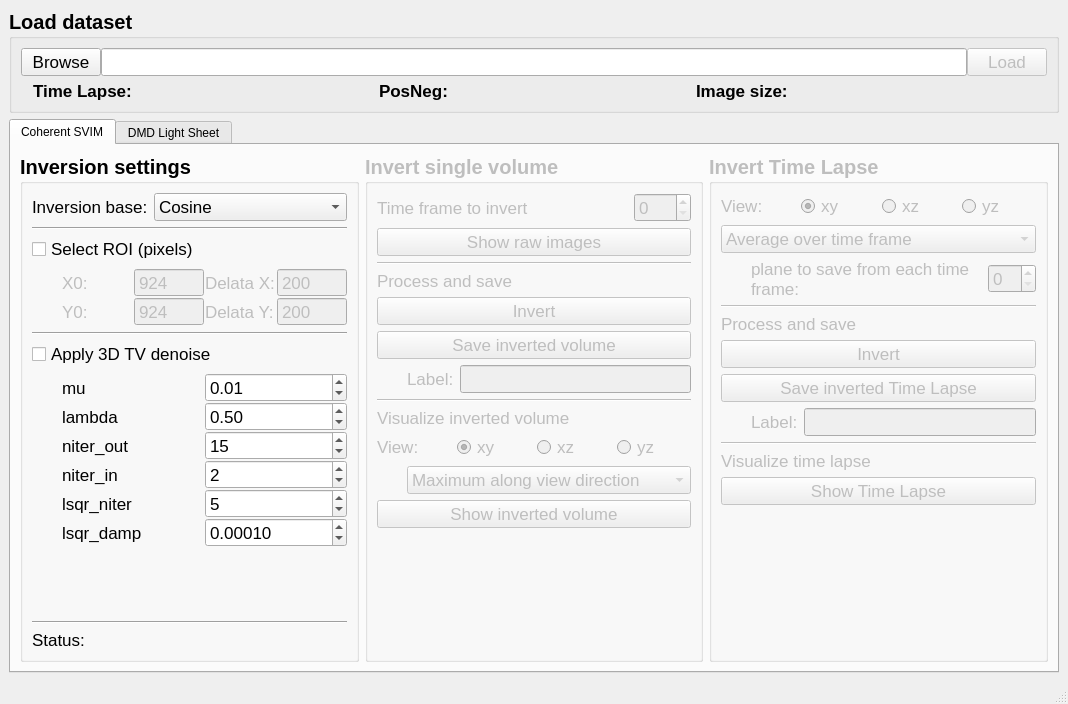
Qt form smSVIM_microscope_analyser/analyser_6090_tabs.ui (marccv/smSVIM) before a commit.
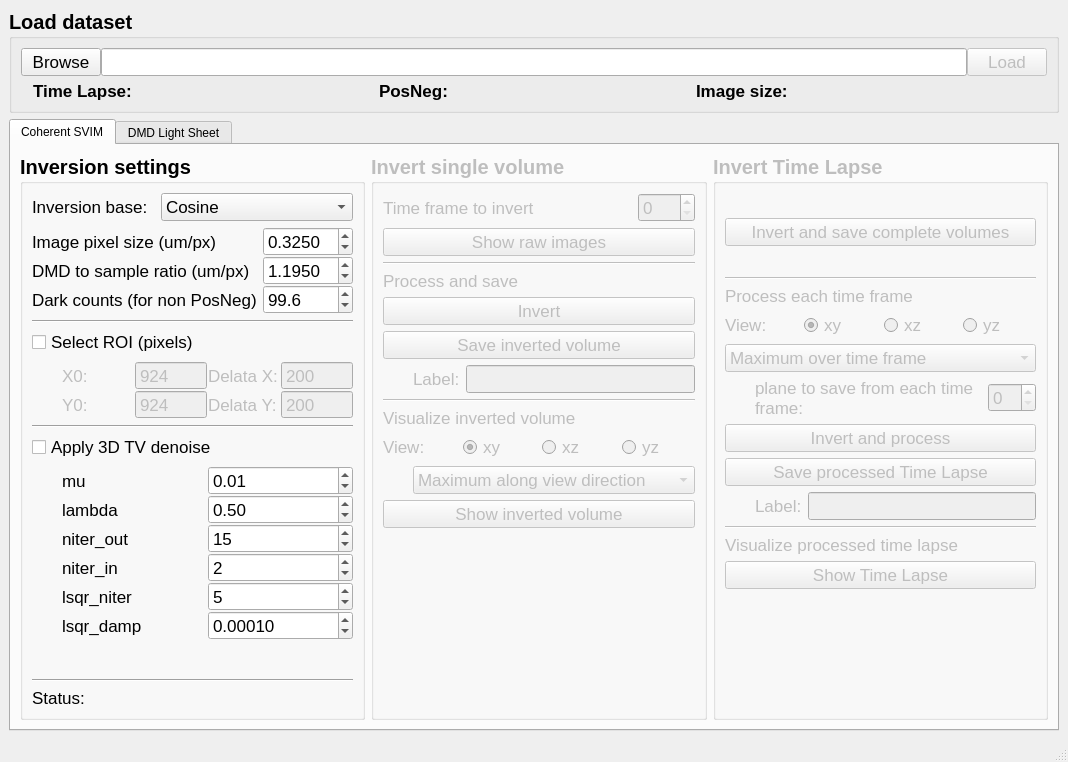
The same form after that commit.

What changed in the file:
```diff
--- a/smSVIM_microscope_analyser/analyser_6090_tabs.ui
+++ b/smSVIM_microscope_analyser/analyser_6090_tabs.ui
@@ -7,7 +7,7 @@
     <x>0</x>
     <y>0</y>
     <width>1068</width>
-    <height>704</height>
+    <height>762</height>
    </rect>
   </property>
   <property name="windowTitle">
@@ -222,7 +222,7 @@
              </property>
              <layout class="QVBoxLayout" name="verticalLayout_3">
               <item>
-               <layout class="QGridLayout" name="gridLayout_19" columnstretch="0,1">
+               <layout class="QGridLayout" name="gridLayout_19" columnstretch="0,0">
                 <item row="1" column="0">
                  <widget class="QLabel" name="label_22">
                   <property name="font">
@@ -264,6 +264,134 @@
                     <string>Hadamard</string>
                    </property>
                   </item>
+                  <item>
+                   <property name="text">
+                    <string>Walsh Hadamard</string>
+                   </property>
+                  </item>
+                  <item>
+                   <property name="text">
+                    <string>Scrambled Hadamard</string>
+                   </property>
+                  </item>
+                 </widget>
+                </item>
+               </layout>
+              </item>
+              <item>
+               <layout class="QGridLayout" name="gridLayout_6" columnstretch="3,1">
+                <property name="topMargin">
+                 <number>0</number>
+                </property>
+                <property name="verticalSpacing">
+                 <number>0</number>
+                </property>
+                <item row="0" column="0">
+                 <widget class="QLabel" name="label_pixel_size">
+                  <property name="font">
+                   <font>
+                    <pointsize>13</pointsize>
+                    <weight>50</weight>
+                    <bold>false</bold>
+                   </font>
+                  </property>
+                  <property name="text">
+                   <string>Image pixel size (um/px)</string>
+                  </property>
+                  <property name="wordWrap">
+                   <bool>true</bool>
+                  </property>
+                 </widget>
+                </item>
+                <item row="0" column="1">
+                 <widget class="QDoubleSpinBox" name="doubleSpinBox_pixel_size">
+                  <property name="font">
+                   <font>
+                    <pointsize>13</pointsize>
+                    <weight>50</weight>
+                    <bold>false</bold>
+                   </font>
+                  </property>
+                  <property name="decimals">
+                   <number>4</number>
+                  </property>
+                  <property name="singleStep">
+                   <double>0.100000000000000</double>
+                  </property>
+                  <property name="value">
+                   <double>0.325000000000000</double>
+                  </property>
+                 </widget>
+                </item>
+                <item row="1" column="1">
+                 <widget class="QDoubleSpinBox" name="doubleSpinBox_dmd_to_sample">
+                  <property name="font">
+                   <font>
+                    <pointsize>13</pointsize>
+                    <weight>50</weight>
+                    <bold>false</bold>
+                   </font>
+                  </property>
+                  <property name="decimals">
+                   <number>4</number>
+                  </property>
+                  <property name="value">
+                   <double>1.195000000000000</double>
+                  </property>
+                 </widget>
+                </item>
+                <item row="1" column="0">
+                 <widget class="QLabel" name="label_2">
+                  <property name="font">
+                   <font>
+                    <pointsize>13</pointsize>
+                    <weight>50</weight>
+                    <bold>false</bold>
+                   </font>
+                  </property>
+                  <property name="text">
+                   <string>DMD to sample ratio (um/px)</string>
+                  </property>
+                  <property name="wordWrap">
+                   <bool>true</bool>
+                  </property>
+                 </widget>
+                </item>
+                <item row="2" column="0">
+                 <widget class="QLabel" name="label_3">
+                  <property name="font">
+                   <font>
+                    <pointsize>13</pointsize>
+                    <weight>50</weight>
+                    <bold>false</bold>
+                   </font>
+                  </property>
+                  <property name="text">
+                   <string>Dark counts (for non PosNeg)</string>
+                  </property>
+                 </widget>
+                </item>
+                <item row="2" column="1">
+                 <widget class="QDoubleSpinBox" name="doubleSpinBox_dark_counts">
+                  <property name="font">
+                   <font>
+                    <pointsize>13</pointsize>
+                    <weight>50</weight>
+                    <bold>false</bold>
+                   </font>
+                  </property>
+                  <property name="decimals">
+                   <number>1</number>
+                  </property>
+                  <property name="maximum">
+                   <double>60000.000000000000000</double>
+                  </property>
+                  <property name="singleStep">
+                   <double>10.000000000000000</double>
+                  </property>
+                  <property name="value">
+                   <double>99.599999999999994</double>
+                  </property>
                  </widget>
                 </item>
                </layout>
@@ -681,6 +809,73 @@
               <string>Invert Time Lapse</string>
              </property>
              <layout class="QVBoxLayout" name="verticalLayout_5">
+              <item>
+               <spacer name="verticalSpacer">
+                <property name="orientation">
+                 <enum>Qt::Vertical</enum>
+                </property>
+                <property name="sizeType">
+                 <enum>QSizePolicy::Fixed</enum>
+                </property>
+                <property name="sizeHint" stdset="0">
+                 <size>
+                  <width>20</width>
+                  <height>25</height>
+                 </size>
+                </property>
+               </spacer>
+              </item>
+              <item>
+               <widget class="QPushButton" name="invert_and_save_complete_tl">
+                <property name="font">
+                 <font>
+                  <pointsize>13</pointsize>
+                  <weight>50</weight>
+                  <bold>false</bold>
+                 </font>
+                </property>
+                <property name="text">
+                 <string>Invert and save complete volumes</string>
+                </property>
+               </widget>
+              </item>
+              <item>
+               <spacer name="verticalSpacer_2">
+                <property name="orientation">
+                 <enum>Qt::Vertical</enum>
+                </property>
+                <property name="sizeType">
+                 <enum>QSizePolicy::Fixed</enum>
+                </property>
+                <property name="sizeHint" stdset="0">
+                 <size>
+                  <width>20</width>
+                  <height>25</height>
+                 </size>
+                </property>
+               </spacer>
+              </item>
+              <item>
+               <widget class="Line" name="line">
+                <property name="orientation">
+                 <enum>Qt::Horizontal</enum>
+                </property>
+               </widget>
+              </item>
+              <item>
+               <widget class="QLabel" name="label">
+                <property name="font">
+                 <font>
+                  <pointsize>13</pointsize>
+                  <weight>50</weight>
+                  <bold>false</bold>
+                 </font>
+                </property>
+                <property name="text">
+                 <string>Process each time frame</string>
+                </property>
+               </widget>
+              </item>
               <item>
                <layout class="QHBoxLayout" name="horizontalLayout_4">
                 <property name="topMargin">
@@ -765,11 +960,6 @@
                   <bold>false</bold>
                  </font>
                 </property>
-                <item>
-                 <property name="text">
-                  <string>Average over time frame</string>
-                 </property>
-                </item>
                 <item>
                  <property name="text">
                   <string>Maximum over time frame</string>
@@ -823,27 +1013,6 @@
                 </item>
                </layout>
               </item>
-              <item>
-               <widget class="Line" name="line_11">
-                <property name="orientation">
-                 <enum>Qt::Horizontal</enum>
-                </property>
-               </widget>
-              </item>
-              <item>
-               <widget class="QLabel" name="label_34">
-                <property name="font">
-                 <font>
-                  <pointsize>13</pointsize>
-                  <weight>50</weight>
-                  <bold>false</bold>
-                 </font>
-                </property>
-                <property name="text">
-                 <string>Process and save</string>
-                </property>
-               </widget>
-              </item>
               <item>
                <widget class="QPushButton" name="pushButton_invert_time_lapse">
                 <property name="font">
@@ -854,7 +1023,7 @@
                  </font>
                 </property>
                 <property name="text">
-                 <string>Invert</string>
+                 <string>Invert and process</string>
                 </property>
                </widget>
               </item>
@@ -868,7 +1037,7 @@
                  </font>
                 </property>
                 <property name="text">
-                 <string>Save inverted Time Lapse</string>
+                 <string>Save processed Time Lapse</string>
                 </property>
                </widget>
               </item>
@@ -927,7 +1096,7 @@
                  </font>
                 </property>
                 <property name="text">
-                 <string>Visualize time lapse</string>
+                 <string>Visualize processed time lapse</string>
                 </property>
                </widget>
               </item>
```
Left out of the diff: 5 changed lines with no effect on the pictures.
